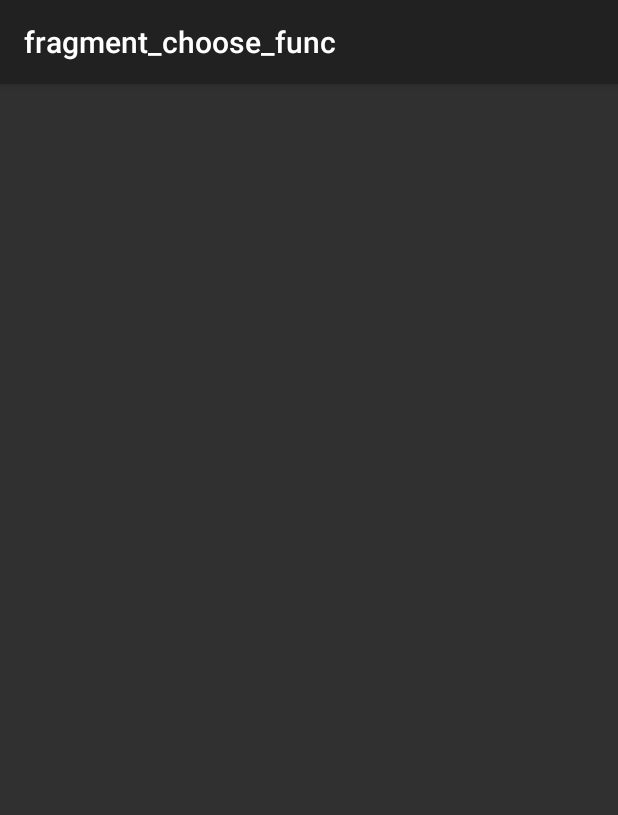
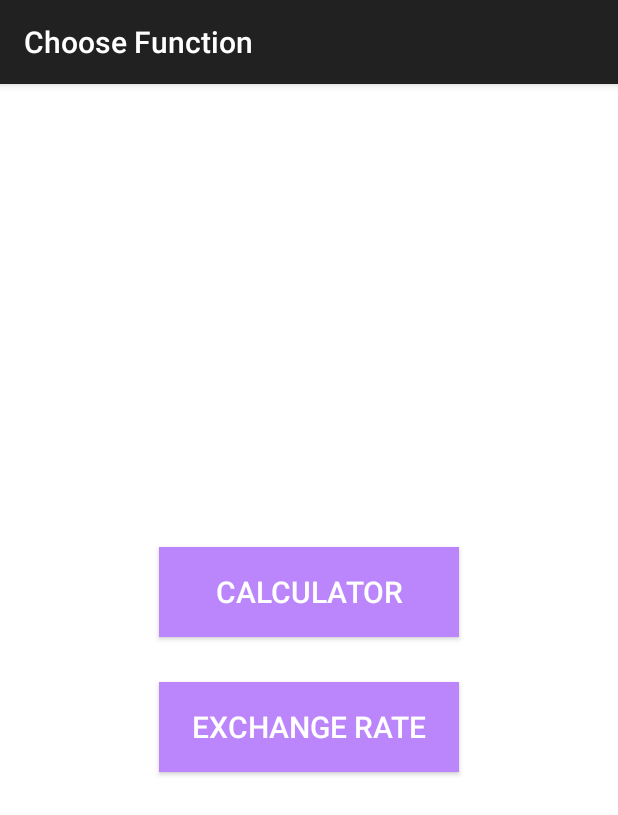
Before and after one commit to hggew/PersonalProject_hy, an Android app: the screen it shows after launch (MainActivity), on a phone screen of 412 x 824 dp. Shown: the top 815 px of the screen. Run offline under Robolectric (Android 15) with nearby library versions, the phone set to English and light mode, and no system bars; our stand-ins replace data binding, navigation-ui.

Commit message:
set ChooseFuncFragment

```diff
--- a/ExchangeRateCalculator/app/build.gradle
+++ b/ExchangeRateCalculator/app/build.gradle
@@ -34,6 +34,7 @@ android {
     }
     buildFeatures {
         viewBinding = true
+        dataBinding = true
     }
 }
 
@@ -69,4 +70,5 @@ dependencies {
 //    // optional - Kotlin Extensions and Coroutines support for Room
 //    implementation "androidx.room:room-ktx:$room_version"
 
+
 }
--- a/ExchangeRateCalculator/app/src/main/java/com/example/exchangeratecalculator/MainActivity.kt
+++ b/ExchangeRateCalculator/app/src/main/java/com/example/exchangeratecalculator/MainActivity.kt
@@ -10,21 +10,19 @@ import com.example.exchangeratecalculator.databinding.ActivityMainBinding
 
 class MainActivity : AppCompatActivity() {
 
-    //binding
-    lateinit var binding: ActivityMainBinding                   //1
 
     //navigation
     private lateinit var navController: NavController
 
     override fun onCreate(savedInstanceState: Bundle?) {
         super.onCreate(savedInstanceState)
-        binding = ActivityMainBinding.inflate(layoutInflater)
         setContentView(R.layout.activity_main)
         Log.d("<main activity>","start main activity")
 
         val navHostFragment = supportFragmentManager.findFragmentById(R.id.nav_host_fragment) as NavHostFragment
         navController = navHostFragment.navController
         setupActionBarWithNavController(navController)
+
     }
 
     override fun onSupportNavigateUp(): Boolean {
--- a/ExchangeRateCalculator/app/src/main/res/layout/activity_main.xml
+++ b/ExchangeRateCalculator/app/src/main/res/layout/activity_main.xml
@@ -5,6 +5,7 @@
     xmlns:tools="http://schemas.android.com/tools"
     android:layout_width="match_parent"
     android:layout_height="match_parent"
+    style="@style/Theme.ExchangeRateCalculator"
     tools:context=".MainActivity">
 
 
@@ -14,8 +15,6 @@
         android:layout_width="0dp"
         android:layout_height="0dp"
         app:defaultNavHost="true"
-        app:layout_constraintHorizontal_bias="0.0"
-        app:layout_constraintVertical_bias="0.0"
         app:layout_constraintRight_toRightOf="parent"
         app:layout_constraintLeft_toLeftOf="parent"
         app:layout_constraintTop_toTopOf="parent"
--- a/ExchangeRateCalculator/app/src/main/res/layout/fragment_calc_exch_rate.xml
+++ b/ExchangeRateCalculator/app/src/main/res/layout/fragment_calc_exch_rate.xml
@@ -8,12 +8,11 @@
     android:layout_margin="16dp" >
 
 
-
     <TextView
         android:id="@+id/item_biz_date"
         android:layout_width="match_parent"
         android:layout_height="wrap_content"
-        android:text="Business Date"
+        android:text="@string/business_date"
         app:layout_constraintStart_toStartOf="parent"
         app:layout_constraintTop_toTopOf="parent"
         tools:ignore="MissingConstraints" />
--- a/ExchangeRateCalculator/app/src/main/res/layout/fragment_choose_func.xml
+++ b/ExchangeRateCalculator/app/src/main/res/layout/fragment_choose_func.xml
@@ -1,12 +1,8 @@
 <?xml version="1.0" encoding="utf-8"?>
 
-<!--<androidx.constraintlayout.widget.ConstraintLayout-->
 <layout xmlns:android="http://schemas.android.com/apk/res/android"
     xmlns:app="http://schemas.android.com/apk/res-auto"
     xmlns:tools="http://schemas.android.com/tools"
-    android:layout_width="match_parent"
-    android:layout_height="match_parent"
-    android:layout_margin="16dp"
     tools:context=".ChooseFuncFragment">
 
     <data>
@@ -16,28 +12,36 @@
             type="com.example.exchangeratecalculator.ChooseFuncFragment" />
     </data>
 
+
+    <LinearLayout
+        android:layout_width="match_parent"
+        android:layout_height="match_parent"
+        android:background="@color/white"
+        android:gravity="center"
+        android:orientation="vertical">
+
+
         <Button
             android:id="@+id/btnCalculator"
             android:layout_width="200dp"
             android:layout_height="60dp"
-        android:layout_marginBottom="30dp"
+            android:background="@color/purple_200"
+            android:gravity="center"
             android:onClick="@{() -> chooseFuncFragment.goCalcFragment()}"
-        android:text="Calculator"
-        app:layout_constraintBottom_toTopOf="@+id/btnExchangeRate"
-        app:layout_constraintEnd_toEndOf="parent"
-        app:layout_constraintStart_toStartOf="parent"
-        app:layout_constraintTop_toTopOf="parent"
-        tools:ignore="MissingConstraints" />
+            android:text="@string/calculator"
+            android:textSize="20dp" />
 
         <Button
             android:id="@+id/btnExchangeRate"
             android:layout_width="200dp"
             android:layout_height="60dp"
-        android:text="Exchange Rate"
-        app:layout_constraintBottom_toBottomOf="parent"
-        app:layout_constraintEnd_toEndOf="parent"
-        app:layout_constraintStart_toStartOf="parent"
-        app:layout_constraintTop_toBottomOf="@+id/btnCalculator"
-        tools:layout_editor_absoluteX="89dp" />
+            android:layout_marginTop="30dp"
+            android:background="@color/purple_200"
+            android:gravity="center"
+            android:onClick="@{() -> chooseFuncFragment.goExchRateFragment()}"
+            android:text="@string/exchange_rate"
+            android:textAlignment="center"
+            android:textSize="20dp" />
+    </LinearLayout>
 
-</layout><!--</androidx.constraintlayout.widget.ConstraintLayout>-->
+</layout>
--- a/ExchangeRateCalculator/app/src/main/res/layout/fragment_exch_rate_list.xml
+++ b/ExchangeRateCalculator/app/src/main/res/layout/fragment_exch_rate_list.xml
@@ -12,7 +12,7 @@
         android:layout_width="wrap_content"
         android:layout_height="wrap_content"
         android:layout_marginTop="10dp"
-        android:text="Business Date"
+        android:text="@string/business_date"
         app:layout_constraintStart_toStartOf="parent"
         app:layout_constraintTop_toTopOf="parent"
         tools:ignore="MissingConstraints" />
@@ -22,7 +22,7 @@
         android:layout_width="0dp"
         android:layout_height="wrap_content"
         android:layout_marginTop="10dp"
-        android:text="Unit"
+        android:text="@string/unit"
         app:layout_constraintEnd_toStartOf="@+id/item_Value"
         app:layout_constraintHorizontal_chainStyle="spread"
         app:layout_constraintHorizontal_weight="2"
@@ -35,7 +35,7 @@
         android:layout_width="0dp"
         android:layout_height="wrap_content"
         android:layout_marginTop="10dp"
-        android:text="Value"
+        android:text="@string/value"
         app:layout_constraintEnd_toEndOf="parent"
         app:layout_constraintHorizontal_bias="0.5"
         app:layout_constraintHorizontal_weight="2"
--- a/ExchangeRateCalculator/app/src/main/res/navigation/nav_graph.xml
+++ b/ExchangeRateCalculator/app/src/main/res/navigation/nav_graph.xml
@@ -8,7 +8,7 @@
     <fragment
         android:id="@+id/calcExchangeRateFragment"
         android:name="com.example.exchangeratecalculator.CalcExchRateFragment"
-        android:label="CalcExchangeRateFragment" >
+        android:label="@string/calc_exch_rate">
         <action
             android:id="@+id/action_calcExchangeRateFragment_to_chooseFuncFragment"
             app:destination="@id/chooseFuncFragment" />
@@ -22,20 +22,20 @@
     <fragment
         android:id="@+id/chooseFuncFragment"
         android:name="com.example.exchangeratecalculator.ChooseFuncFragment"
-        android:label="fragment_choose_func"
-        tools:layout="@layout/fragment_choose_func" >
+        android:label="@string/choose_function"
+        tools:layout="@layout/fragment_choose_func">
         <action
             android:id="@+id/action_chooseFuncFragment_to_calcExchangeRateFragment"
             app:destination="@id/calcExchangeRateFragment" />
         <action
-            android:id="@+id/action_chooseFuncFragment_to_exchRateListFragment2"
+            android:id="@+id/action_chooseFuncFragment_to_exchRateListFragment"
             app:destination="@id/exchRateListFragment2" />
     </fragment>
     <fragment
         android:id="@+id/exchRateListFragment2"
         android:name="com.example.exchangeratecalculator.ExchRateListFragment"
-        android:label="fragment_exch_rate_list"
-        tools:layout="@layout/fragment_exch_rate_list" >
+        android:label="@string/exch_rate_list"
+        tools:layout="@layout/fragment_exch_rate_list">
         <action
             android:id="@+id/action_exchRateListFragment2_to_chooseFuncFragment"
             app:destination="@id/chooseFuncFragment" />
--- a/ExchangeRateCalculator/app/src/main/res/values-night/themes.xml
+++ b/ExchangeRateCalculator/app/src/main/res/values-night/themes.xml
@@ -11,6 +11,10 @@
         <item name="colorOnSecondary">@color/black</item>
         <!-- Status bar color. -->
         <item name="android:statusBarColor" tools:targetApi="l">?attr/colorPrimaryVariant</item>
+
         <!-- Customize your theme here. -->
+
+        <item name="windowNoTitle">true</item>
+        <item name="windowActionBar">false</item>
     </style>
 </resources>
--- a/ExchangeRateCalculator/app/src/main/res/values/colors.xml
+++ b/ExchangeRateCalculator/app/src/main/res/values/colors.xml
@@ -7,4 +7,8 @@
     <color name="teal_700">#FF018786</color>
     <color name="black">#FF000000</color>
     <color name="white">#FFFFFFFF</color>
+
+    <color name="colorPrimary">#FC8686</color>
+    <color name="colorPrimaryDark">#9E5454</color>
+    <color name="colorAccent">#FF5086</color>
 </resources>
--- a/ExchangeRateCalculator/app/src/main/res/values/strings.xml
+++ b/ExchangeRateCalculator/app/src/main/res/values/strings.xml
@@ -1,3 +1,14 @@
 <resources>
     <string name="app_name">ExchangeRateCalculator</string>
+    <string name="choose_function">Choose Function</string>
+    <string name="calc_exch_rate">Calculate Exchange Rate</string>
+    <string name="exch_rate_list">Exchange Rate List</string>
+    <string name="business_date">Business Date</string>
+    <string name="unit">Unit</string>
+    <string name="value">Value</string>
+    <string name="calculator">Calculator</string>
+    <string name="exchange_rate">Exchange Rate</string>
+
+
+
 </resources>
--- /dev/null
+++ b/ExchangeRateCalculator/app/src/main/res/values/styles.xml
@@ -0,0 +1,5 @@
+<?xml version="1.0" encoding="utf-8"?>
+<resources>
+
+
+</resources>
--- a/ExchangeRateCalculator/app/src/main/res/values/themes.xml
+++ b/ExchangeRateCalculator/app/src/main/res/values/themes.xml
@@ -3,14 +3,16 @@
     <style name="Theme.ExchangeRateCalculator." parent="Theme.MaterialComponents.DayNight.DarkActionBar">
         <!-- Primary brand color. -->
         <item name="colorPrimary">@color/purple_500</item>
-        <item name="colorPrimaryVariant">@color/purple_700</item>
+        <item name="colorPrimaryVariant">#FF0057</item>
         <item name="colorOnPrimary">@color/white</item>
         <!-- Secondary brand color. -->
         <item name="colorSecondary">@color/teal_200</item>
         <item name="colorSecondaryVariant">@color/teal_700</item>
-        <item name="colorOnSecondary">@color/black</item>
+        <item name="colorOnSecondary">#FFE60E</item>
         <!-- Status bar color. -->
         <item name="android:statusBarColor" tools:targetApi="l">?attr/colorPrimaryVariant</item>
         <!-- Customize your theme here. -->
+        <item name="windowActionBar">false</item>
+        <item name="windowNoTitle">true</item>
     </style>
 </resources>
```
Also changed, not shown: ExchangeRateCalculator/app/src/main/java/com/example/exchangeratecalculator/ChooseFuncAdapter.kt (deleted, +0 -47 lines), ExchangeRateCalculator/app/src/main/java/com/example/exchangeratecalculator/ChooseFuncFragment.kt (+6 -3 lines). Lines whose indentation alone changed are shown as unchanged.
